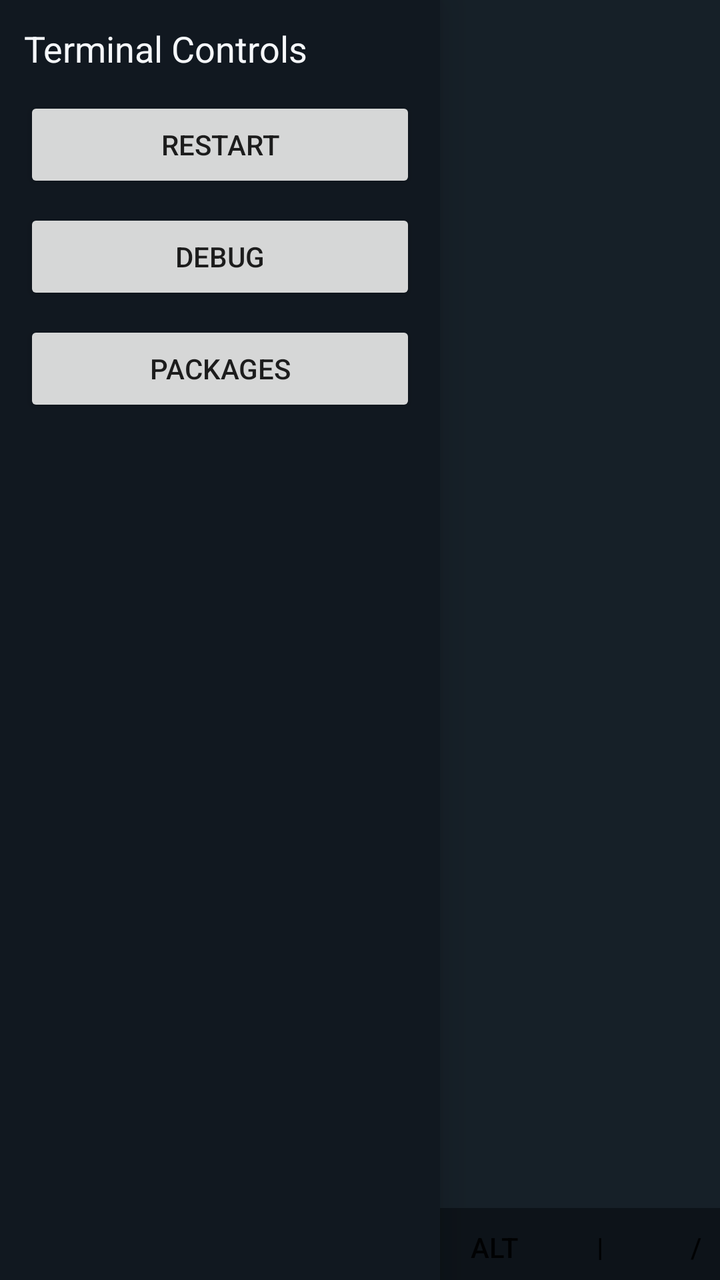
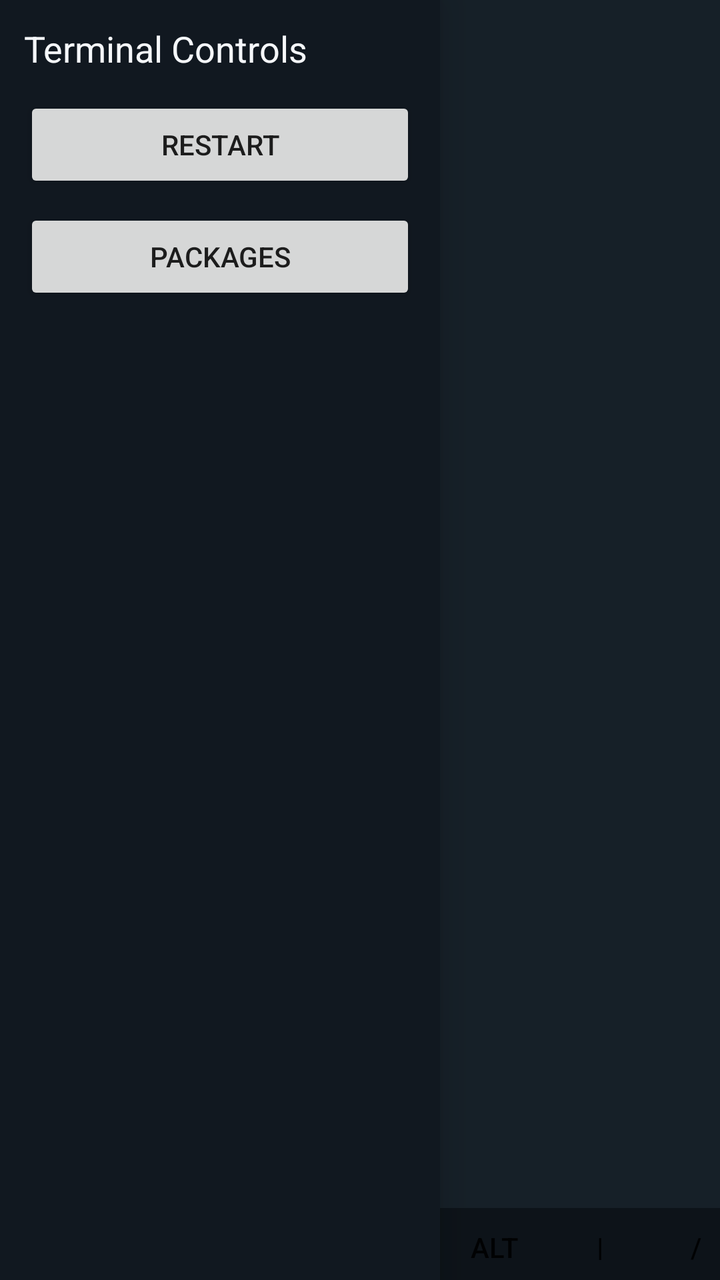

The first picture is an Android layout as it rendered before a commit; the second is the same layout after the commit. The layout source and the unified diff follow.
<!-- AndroidManifest.xml: application theme android:Theme.Material.Light.NoActionBar -->
<!-- res/layout/activity_main.xml -->
<FrameLayout xmlns:android="http://schemas.android.com/apk/res/android"
    android:id="@+id/root_view"
    android:layout_width="match_parent"
    android:layout_height="match_parent"
    android:background="#10161d">

    <LinearLayout
        android:id="@+id/product_view"
        android:layout_width="match_parent"
        android:layout_height="match_parent"
        android:orientation="vertical">

        <FrameLayout
            android:id="@+id/product_content_frame"
            android:layout_width="match_parent"
            android:layout_height="0dp"
            android:layout_weight="1">

            <FrameLayout
                android:id="@+id/product_surface_container"
                android:layout_width="match_parent"
                android:layout_height="match_parent"
                android:background="#162028" />

            <uk.laurencegouws.terminal.scroll.ScrollOverlayView
                android:id="@+id/terminal_scroll_overlay"
                android:layout_width="24dp"
                android:layout_height="match_parent"
                android:layout_gravity="end"
                android:paddingTop="6dp"
                android:paddingBottom="6dp"
                android:visibility="gone" />

            <LinearLayout
                android:id="@+id/product_readiness_blocker"
                android:layout_width="match_parent"
                android:layout_height="match_parent"
                android:background="#cc10161d"
                android:gravity="center"
                android:orientation="vertical"
                android:padding="20dp"
                android:visibility="gone">

                <TextView
                    android:id="@+id/product_readiness_title"
                    android:layout_width="wrap_content"
                    android:layout_height="wrap_content"
                    android:gravity="center"
                    android:text="@string/product_readiness_title_missing"
                    android:textAppearance="@android:style/TextAppearance.Material.Large"
                    android:textColor="#f5f7fa" />

                <TextView
                    android:id="@+id/product_readiness_detail"
                    android:layout_width="wrap_content"
                    android:layout_height="wrap_content"
                    android:layout_marginTop="10dp"
                    android:gravity="center"
                    android:text="@string/product_readiness_detail_missing"
                    android:textAppearance="@android:style/TextAppearance.Material.Small"
                    android:textColor="#c2ccd6" />

                <LinearLayout
                    android:layout_width="wrap_content"
                    android:layout_height="wrap_content"
                    android:layout_marginTop="18dp"
                    android:gravity="center"
                    android:orientation="horizontal">

                    <Button
                        android:id="@+id/product_readiness_retry_button"
                        android:layout_width="wrap_content"
                        android:layout_height="wrap_content"
                        android:text="@string/product_readiness_retry" />

                    <Button
                        android:id="@+id/product_readiness_debug_button"
                        android:layout_width="wrap_content"
                        android:layout_height="wrap_content"
                        android:layout_marginStart="10dp"
                        android:text="@string/product_readiness_debug" />
                </LinearLayout>
            </LinearLayout>
        </FrameLayout>

        <HorizontalScrollView
            android:id="@+id/input_assist_scroll"
            android:layout_width="match_parent"
            android:layout_height="36dp"
            android:background="#0d1319"
            android:fillViewport="false"
            android:scrollbars="none">

            <LinearLayout
                android:id="@+id/input_assist_bar"
                android:layout_width="wrap_content"
                android:layout_height="match_parent"
                android:gravity="center_vertical"
                android:orientation="horizontal"
                android:paddingStart="4dp"
                android:paddingEnd="4dp">

                <Button
                    android:id="@+id/assist_ime_button"
                    style="@android:style/Widget.Material.Button.Borderless"
                    android:layout_width="wrap_content"
                    android:layout_height="match_parent"
                    android:minWidth="56dp"
                    android:text="@string/assist_ime" />

                <Button
                    android:id="@+id/assist_esc_button"
                    style="@android:style/Widget.Material.Button.Borderless"
                    android:layout_width="wrap_content"
                    android:layout_height="match_parent"
                    android:minWidth="48dp"
                    android:text="@string/assist_esc" />

                <Button
                    android:id="@+id/assist_tab_button"
                    style="@android:style/Widget.Material.Button.Borderless"
                    android:layout_width="wrap_content"
                    android:layout_height="match_parent"
                    android:minWidth="48dp"
                    android:text="@string/assist_tab" />

                <Button
                    android:id="@+id/assist_ctrl_button"
                    style="@android:style/Widget.Material.Button.Borderless"
                    android:layout_width="wrap_content"
                    android:layout_height="match_parent"
                    android:minWidth="58dp"
                    android:text="@string/assist_ctrl" />

                <Button
                    android:id="@+id/assist_alt_button"
                    style="@android:style/Widget.Material.Button.Borderless"
                    android:layout_width="wrap_content"
                    android:layout_height="match_parent"
                    android:minWidth="58dp"
                    android:text="@string/assist_alt" />

                <Button
                    android:id="@+id/assist_pipe_button"
                    style="@android:style/Widget.Material.Button.Borderless"
                    android:layout_width="wrap_content"
                    android:layout_height="match_parent"
                    android:minWidth="48dp"
                    android:text="@string/assist_pipe" />

                <Button
                    android:id="@+id/assist_slash_button"
                    style="@android:style/Widget.Material.Button.Borderless"
                    android:layout_width="wrap_content"
                    android:layout_height="match_parent"
                    android:minWidth="48dp"
                    android:text="@string/assist_slash" />

                <Button
                    android:id="@+id/assist_up_button"
                    style="@android:style/Widget.Material.Button.Borderless"
                    android:layout_width="wrap_content"
                    android:layout_height="match_parent"
                    android:minWidth="48dp"
                    android:text="@string/assist_up" />

                <Button
                    android:id="@+id/assist_down_button"
                    style="@android:style/Widget.Material.Button.Borderless"
                    android:layout_width="wrap_content"
                    android:layout_height="match_parent"
                    android:minWidth="48dp"
                    android:text="@string/assist_down" />

                <Button
                    android:id="@+id/assist_left_button"
                    style="@android:style/Widget.Material.Button.Borderless"
                    android:layout_width="wrap_content"
                    android:layout_height="match_parent"
                    android:minWidth="48dp"
                    android:text="@string/assist_left" />

                <Button
                    android:id="@+id/assist_right_button"
                    style="@android:style/Widget.Material.Button.Borderless"
                    android:layout_width="wrap_content"
                    android:layout_height="match_parent"
                    android:minWidth="48dp"
                    android:text="@string/assist_right" />
            </LinearLayout>
        </HorizontalScrollView>

    </LinearLayout>

    <LinearLayout
        android:id="@+id/debug_view"
        android:layout_width="match_parent"
        android:layout_height="match_parent"
        android:orientation="vertical"
        android:padding="12dp"
        android:visibility="gone">

        <LinearLayout
            android:layout_width="match_parent"
            android:layout_height="wrap_content"
            android:gravity="center_vertical"
            android:orientation="horizontal">

            <TextView
                android:id="@+id/debug_title_text"
                android:layout_width="0dp"
                android:layout_height="wrap_content"
                android:layout_weight="1"
                android:text="@string/debug_view_title"
                android:textAppearance="@android:style/TextAppearance.Material.Medium" />

            <Button
                android:id="@+id/debug_view_mode_button"
                android:layout_width="wrap_content"
                android:layout_height="wrap_content"
                android:layout_marginStart="8dp"
                android:text="@string/show_product_view" />
        </LinearLayout>

        <TextView
            android:id="@+id/status_text"
            android:layout_width="match_parent"
            android:layout_height="wrap_content"
            android:paddingTop="8dp"
            android:paddingBottom="8dp"
            android:text="@string/status_booting"
            android:textAppearance="@android:style/TextAppearance.Material.Medium" />

        <TextView
            android:id="@+id/package_status_label"
            android:layout_width="match_parent"
            android:layout_height="wrap_content"
            android:text="@string/package_status_label"
            android:textAppearance="@android:style/TextAppearance.Material.Small" />

        <TextView
            android:id="@+id/package_status_text"
            android:layout_width="match_parent"
            android:layout_height="wrap_content"
            android:fontFamily="monospace"
            android:paddingTop="6dp"
            android:paddingBottom="6dp"
            android:text="@string/package_status_idle"
            android:textAppearance="@android:style/TextAppearance.Material.Small" />

        <TextView
            android:id="@+id/event_log_label"
            android:layout_width="match_parent"
            android:layout_height="wrap_content"
            android:paddingTop="8dp"
            android:text="@string/event_log_label"
            android:textAppearance="@android:style/TextAppearance.Material.Small" />

        <ScrollView
            android:layout_width="match_parent"
            android:layout_height="0dp"
            android:layout_marginTop="8dp"
            android:layout_weight="1"
            android:fillViewport="true">

            <TextView
                android:id="@+id/event_log"
                android:layout_width="match_parent"
                android:layout_height="wrap_content"
                android:fontFamily="monospace"
                android:paddingTop="8dp"
                android:textAppearance="@android:style/TextAppearance.Material.Small" />
        </ScrollView>
    </LinearLayout>

    <View
        android:id="@+id/drawer_scrim"
        android:layout_width="match_parent"
        android:layout_height="match_parent"
        android:background="#66000000"
        android:visibility="gone" />

    <LinearLayout
        android:id="@+id/left_sidebar"
        android:layout_width="220dp"
        android:layout_height="match_parent"
        android:layout_gravity="start"
        android:background="#111820"
        android:elevation="12dp"
        android:orientation="vertical"
        android:padding="12dp">

        <TextView
            android:id="@+id/sidebar_title"
            android:layout_width="match_parent"
            android:layout_height="wrap_content"
            android:paddingBottom="12dp"
            android:text="@string/sidebar_title"
            android:textAppearance="@android:style/TextAppearance.Material.Medium"
            android:textColor="#f5f7fa" />

        <Button
            android:id="@+id/sidebar_restart_button"
            android:layout_width="match_parent"
            android:layout_height="wrap_content"
            android:text="@string/shell_restart_short" />

        <Button
            android:id="@+id/sidebar_debug_button"
            android:layout_width="match_parent"
            android:layout_height="wrap_content"
            android:layout_marginTop="8dp"
            android:text="@string/show_debug_short" />

        <Button
            android:id="@+id/sidebar_packages_button"
            android:layout_width="match_parent"
            android:layout_height="wrap_content"
            android:layout_marginTop="8dp"
            android:text="@string/sidebar_packages" />
    </LinearLayout>

    <View
        android:id="@+id/left_edge_swipe_hotspot"
        android:layout_width="20dp"
        android:layout_height="match_parent"
        android:layout_gravity="start"
        android:background="#00000000" />

</FrameLayout>
<!-- resources referenced by this layout -->
<resources>
  <string name="assist_alt">Alt</string>
  <string name="assist_ctrl">Ctrl</string>
  <string name="assist_down">Down</string>
  <string name="assist_esc">Esc</string>
  <string name="assist_ime">IME</string>
  <string name="assist_left">Left</string>
  <string name="assist_pipe">|</string>
  <string name="assist_right">Right</string>
  <string name="assist_slash">/</string>
  <string name="assist_tab">Tab</string>
  <string name="assist_up">Up</string>
  <string name="debug_view_title">Debug View</string>
  <string name="event_log_label">Event Log</string>
  <string name="package_status_idle">Not queried yet.</string>
  <string name="package_status_label">Package Status</string>
  <string name="product_readiness_debug">Open Debug</string>
  <string name="product_readiness_detail_missing">Stage the Android dev prefix before launching the product shell.</string>
  <string name="product_readiness_retry">Retry</string>
  <string name="product_readiness_title_missing">Userland Not Staged</string>
  <string name="shell_restart_short">Restart</string>
  <string name="show_debug_short">Debug</string>
  <string name="show_product_view">Show Product</string>
  <string name="sidebar_packages">Packages</string>
  <string name="sidebar_title">Terminal Controls</string>
  <string name="status_booting">state=booting</string>
</resources>

<!-- the commit's change to res/layout/activity_main.xml (unified diff, before → after) -->
@@ -72,13 +72,6 @@
                         android:layout_width="wrap_content"
                         android:layout_height="wrap_content"
                         android:text="@string/product_readiness_retry" />
-
-                    <Button
-                        android:id="@+id/product_readiness_debug_button"
-                        android:layout_width="wrap_content"
-                        android:layout_height="wrap_content"
-                        android:layout_marginStart="10dp"
-                        android:text="@string/product_readiness_debug" />
                 </LinearLayout>
             </LinearLayout>
         </FrameLayout>
@@ -190,87 +183,6 @@
             </LinearLayout>
         </HorizontalScrollView>
 
-    </LinearLayout>
-
-    <LinearLayout
-        android:id="@+id/debug_view"
-        android:layout_width="match_parent"
-        android:layout_height="match_parent"
-        android:orientation="vertical"
-        android:padding="12dp"
-        android:visibility="gone">
-
-        <LinearLayout
-            android:layout_width="match_parent"
-            android:layout_height="wrap_content"
-            android:gravity="center_vertical"
-            android:orientation="horizontal">
-
-            <TextView
-                android:id="@+id/debug_title_text"
-                android:layout_width="0dp"
-                android:layout_height="wrap_content"
-                android:layout_weight="1"
-                android:text="@string/debug_view_title"
-                android:textAppearance="@android:style/TextAppearance.Material.Medium" />
-
-            <Button
-                android:id="@+id/debug_view_mode_button"
-                android:layout_width="wrap_content"
-                android:layout_height="wrap_content"
-                android:layout_marginStart="8dp"
-                android:text="@string/show_product_view" />
-        </LinearLayout>
-
-        <TextView
-            android:id="@+id/status_text"
-            android:layout_width="match_parent"
-            android:layout_height="wrap_content"
-            android:paddingTop="8dp"
-            android:paddingBottom="8dp"
-            android:text="@string/status_booting"
-            android:textAppearance="@android:style/TextAppearance.Material.Medium" />
-
-        <TextView
-            android:id="@+id/package_status_label"
-            android:layout_width="match_parent"
-            android:layout_height="wrap_content"
-            android:text="@string/package_status_label"
-            android:textAppearance="@android:style/TextAppearance.Material.Small" />
-
-        <TextView
-            android:id="@+id/package_status_text"
-            android:layout_width="match_parent"
-            android:layout_height="wrap_content"
-            android:fontFamily="monospace"
-            android:paddingTop="6dp"
-            android:paddingBottom="6dp"
-            android:text="@string/package_status_idle"
-            android:textAppearance="@android:style/TextAppearance.Material.Small" />
-
-        <TextView
-            android:id="@+id/event_log_label"
-            android:layout_width="match_parent"
-            android:layout_height="wrap_content"
-            android:paddingTop="8dp"
-            android:text="@string/event_log_label"
-            android:textAppearance="@android:style/TextAppearance.Material.Small" />
-
-        <ScrollView
-            android:layout_width="match_parent"
-            android:layout_height="0dp"
-            android:layout_marginTop="8dp"
-            android:layout_weight="1"
-            android:fillViewport="true">
-
-            <TextView
-                android:id="@+id/event_log"
-                android:layout_width="match_parent"
-                android:layout_height="wrap_content"
-                android:fontFamily="monospace"
-                android:paddingTop="8dp"
-                android:textAppearance="@android:style/TextAppearance.Material.Small" />
-        </ScrollView>
     </LinearLayout>
 
     <View
@@ -306,13 +218,6 @@
             android:text="@string/shell_restart_short" />
 
         <Button
-            android:id="@+id/sidebar_debug_button"
-            android:layout_width="match_parent"
-            android:layout_height="wrap_content"
-            android:layout_marginTop="8dp"
-            android:text="@string/show_debug_short" />
-
-        <Button
             android:id="@+id/sidebar_packages_button"
             android:layout_width="match_parent"
             android:layout_height="wrap_content"
<!-- resource entries referenced after the edit -->
@@ -11,19 +11,11 @@
   <string name="assist_slash">/</string>
   <string name="assist_tab">Tab</string>
   <string name="assist_up">Up</string>
-  <string name="debug_view_title">Debug View</string>
-  <string name="event_log_label">Event Log</string>
-  <string name="package_status_idle">Not queried yet.</string>
-  <string name="package_status_label">Package Status</string>
-  <string name="product_readiness_debug">Open Debug</string>
   <string name="product_readiness_detail_missing">Stage the Android dev prefix before launching the product shell.</string>
   <string name="product_readiness_retry">Retry</string>
   <string name="product_readiness_title_missing">Userland Not Staged</string>
   <string name="shell_restart_short">Restart</string>
-  <string name="show_debug_short">Debug</string>
-  <string name="show_product_view">Show Product</string>
   <string name="sidebar_packages">Packages</string>
   <string name="sidebar_title">Terminal Controls</string>
-  <string name="status_booting">state=booting</string>
 </resources>
 
